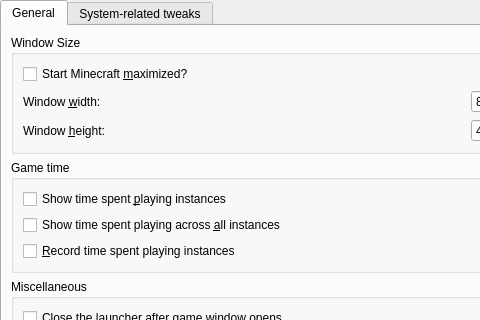
Qt form launcher/ui/pages/global/MinecraftPage.ui (FreesmTeam/FreesmLauncher) before a commit; both pictures show x 0 to 480 and y 0 to 320 of the 936 by 541 pixel window.
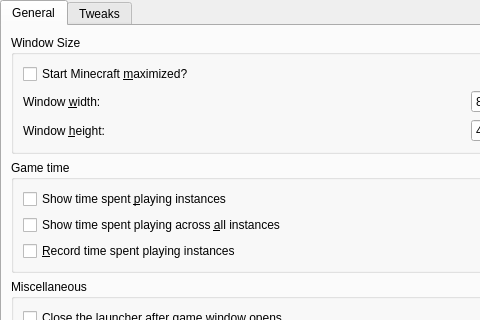
The same form after that commit.

What changed in the file:
```diff
--- a/launcher/ui/pages/global/MinecraftPage.ui
+++ b/launcher/ui/pages/global/MinecraftPage.ui
@@ -187,7 +187,7 @@
      </widget>
      <widget class="QWidget" name="tab">
       <attribute name="title">
-       <string>System-related tweaks</string>
+       <string>Tweaks</string>
       </attribute>
       <layout class="QVBoxLayout" name="verticalLayout_12">
        <item>
```
